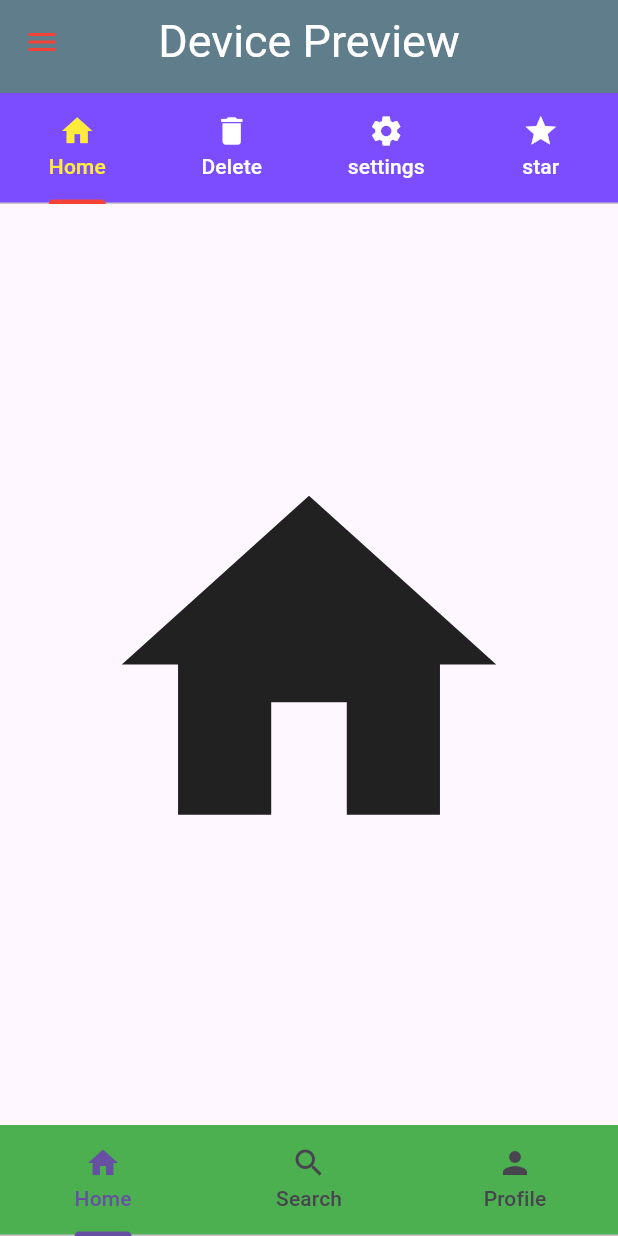
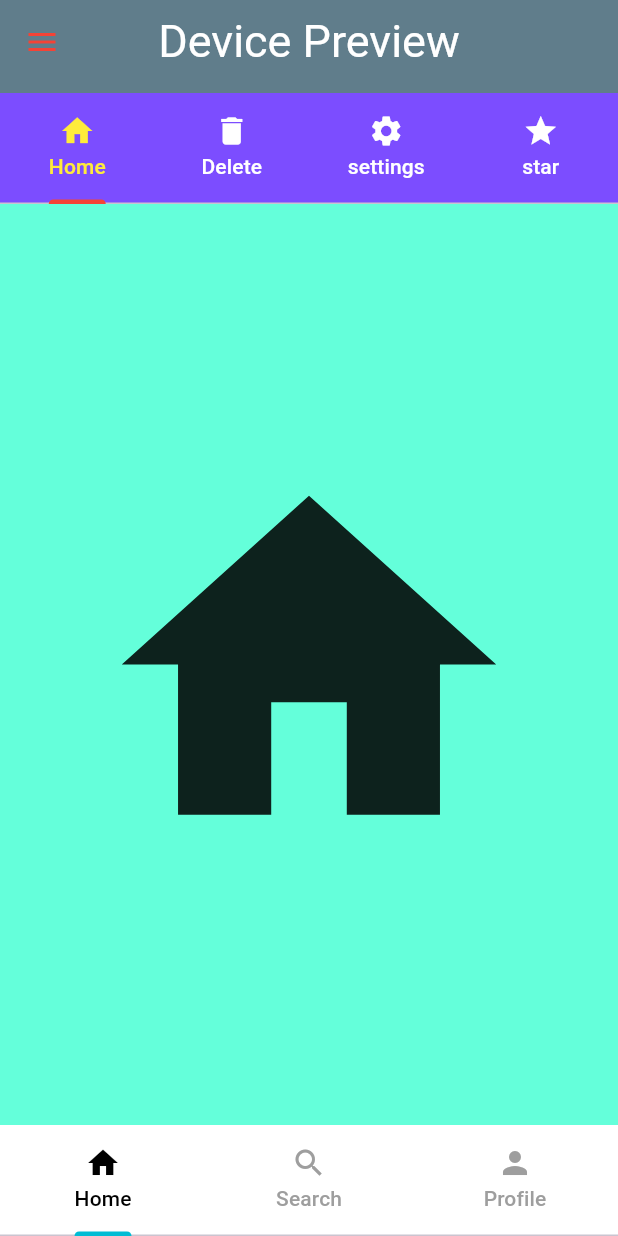
Before and after one commit to safaat260/Ostad_Flutter, a Flutter app: the screen it shows after launch, on a phone screen of 412 x 824 dp. Run offline on Flutter 3.47's test engine with Material 3 defaults, Android fonts, the phone set to English and light mode, and no system bars; our stand-ins replace device_preview, flutter_screenutil.

Commit message:
tapbar background color v2

```diff
--- a/lib/Module_09/class 3/device_preview_home.dart
+++ b/lib/Module_09/class 3/device_preview_home.dart
@@ -14,6 +14,7 @@ class _device_preview_homeState extends State<device_preview_home> {
       //tapbar
       length: 3,//if 4 added only 3 will work
       child: Scaffold(
+        backgroundColor: Colors.tealAccent,
         appBar: AppBar(
           title: Text(
             "Device Preview",
@@ -57,8 +58,12 @@ class _device_preview_homeState extends State<device_preview_home> {
         ),
 
         bottomNavigationBar: Material(
-          color: Colors.green,
-          child: TabBar(tabs: [
+          color: Colors.white,
+          child: TabBar(
+              labelColor: Colors.black,
+              unselectedLabelColor: Colors.grey,
+              indicatorColor: Colors.cyan,
+              tabs: [
             Tab(icon: Icon(Icons.home), text: 'Home'),
             Tab(icon: Icon(Icons.search), text: 'Search'),
             Tab(icon: Icon(Icons.person), text: 'Profile'),
```
